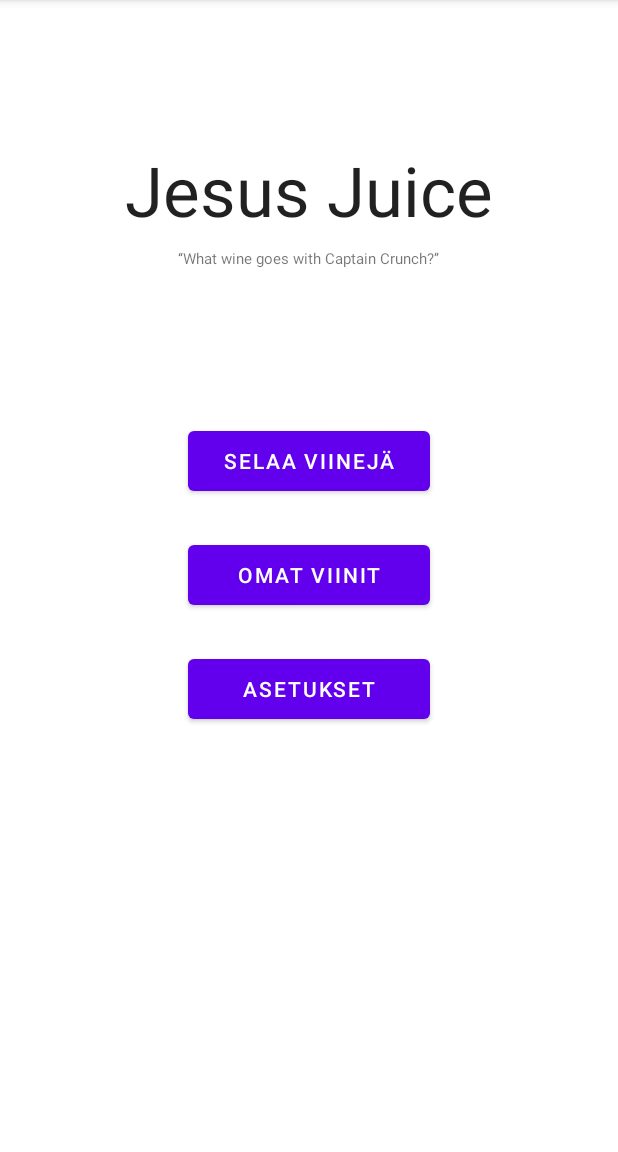
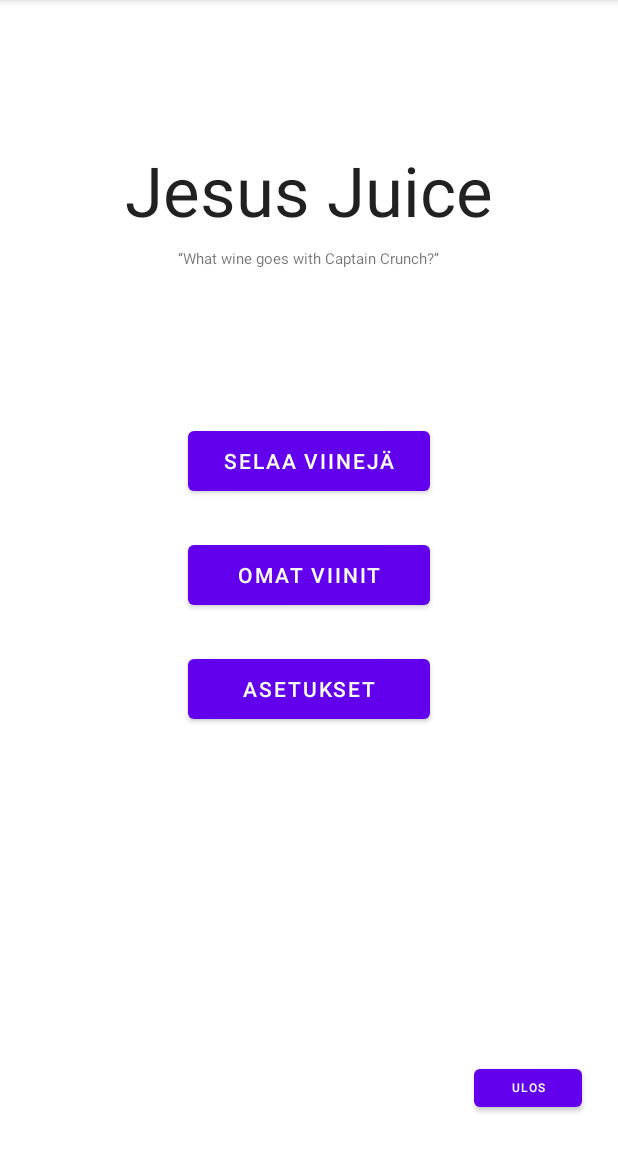
Before and after one commit to lissuu/desperate_housewines, an Android app: the screen it shows after launch (MainActivity), after a tap on "OMAT VIINIT", on a phone screen of 412 x 824 dp, the part 84-1236 px from its top. Run offline under Robolectric (Android 15) with nearby library versions, the phone set to English and light mode, and no system bars; 1 statement that could not run was skipped.

Commit message:
Refactor main's onclick handlers and add one for logout and collection activity

```diff
--- a/app/src/main/java/com/example/desperatehousewines/MainActivity.java
+++ b/app/src/main/java/com/example/desperatehousewines/MainActivity.java
@@ -10,23 +10,16 @@ import android.widget.Button;
 
 public class MainActivity extends AppCompatActivity implements View.OnClickListener {
     final String TAG = "MAIN";
-    Button btnToBrowse;
-    Button btnToSettings;
-    Button btnToCollection;
-
 
     @Override
     protected void onCreate(Bundle savedInstanceState) {
         super.onCreate(savedInstanceState);
         setContentView(R.layout.activity_main);
 
-        btnToBrowse = findViewById(R.id.btnToBrowse);
-        btnToSettings = findViewById(R.id.btnToSettings);
-        btnToCollection = findViewById(R.id.btnToCollection);
-
-        btnToBrowse.setOnClickListener(this);
-        btnToSettings.setOnClickListener(this);
-        btnToCollection.setOnClickListener(this);
+        findViewById(R.id.btnToBrowse).setOnClickListener(this);
+        findViewById(R.id.btnToSettings).setOnClickListener(this);
+        findViewById(R.id.btnToCollection).setOnClickListener(this);
+        findViewById(R.id.btnLogout).setOnClickListener(this);
     }
 
     @Override
@@ -40,7 +33,10 @@ public class MainActivity extends AppCompatActivity implements View.OnClickListe
                 startActivity(new Intent(this, SettingsActivity.class));
                 break;
             case R.id.btnToCollection:
-
+                startActivity(new Intent(this, CollectionActivity.class));
+                break;
+            case R.id.btnLogout:
+                startActivity(new Intent(this, LoginActivity.class));
                 break;
 
             default: Log.e(TAG, "no onclick listener for view: " + view.getId());
--- a/app/src/main/res/layout/activity_main.xml
+++ b/app/src/main/res/layout/activity_main.xml
@@ -66,4 +66,15 @@
         app:layout_constraintStart_toStartOf="@+id/txtMainHeader"
         app:layout_constraintTop_toBottomOf="@+id/txtMainHeader" />
 
+    <Button
+        android:id="@+id/btnLogout"
+        android:layout_width="72dp"
+        android:layout_height="37dp"
+        android:layout_marginEnd="24dp"
+        android:layout_marginBottom="24dp"
+        android:text="Ulos"
+        android:textSize="8sp"
+        app:layout_constraintBottom_toBottomOf="parent"
+        app:layout_constraintEnd_toEndOf="parent" />
+
 </androidx.constraintlayout.widget.ConstraintLayout>
```
